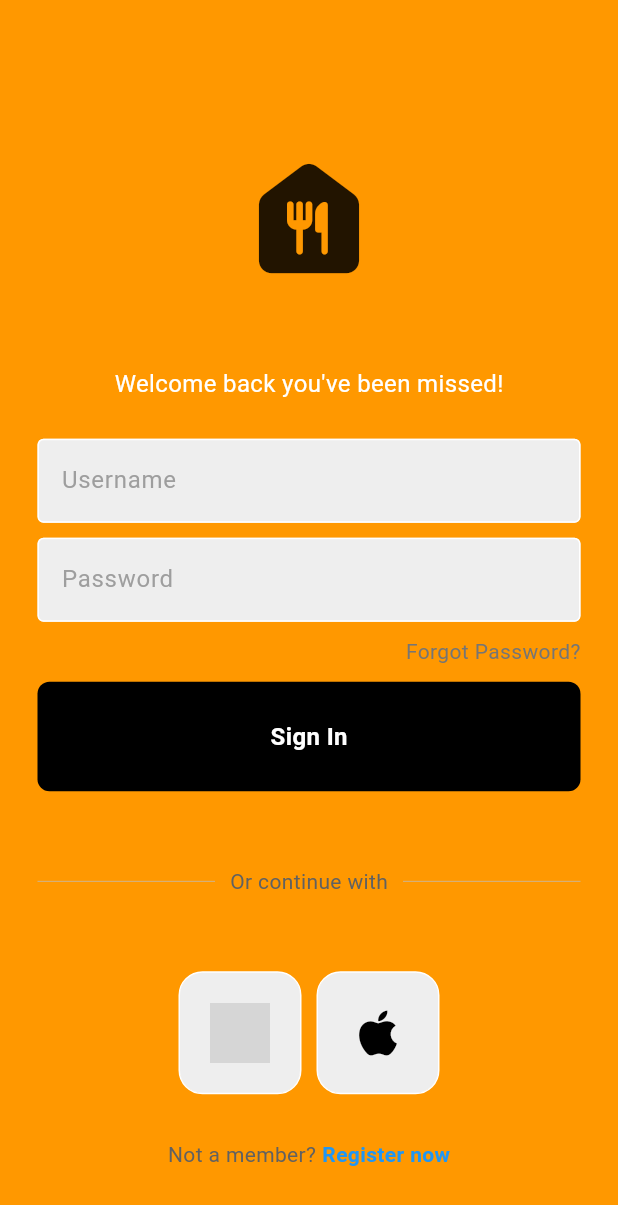
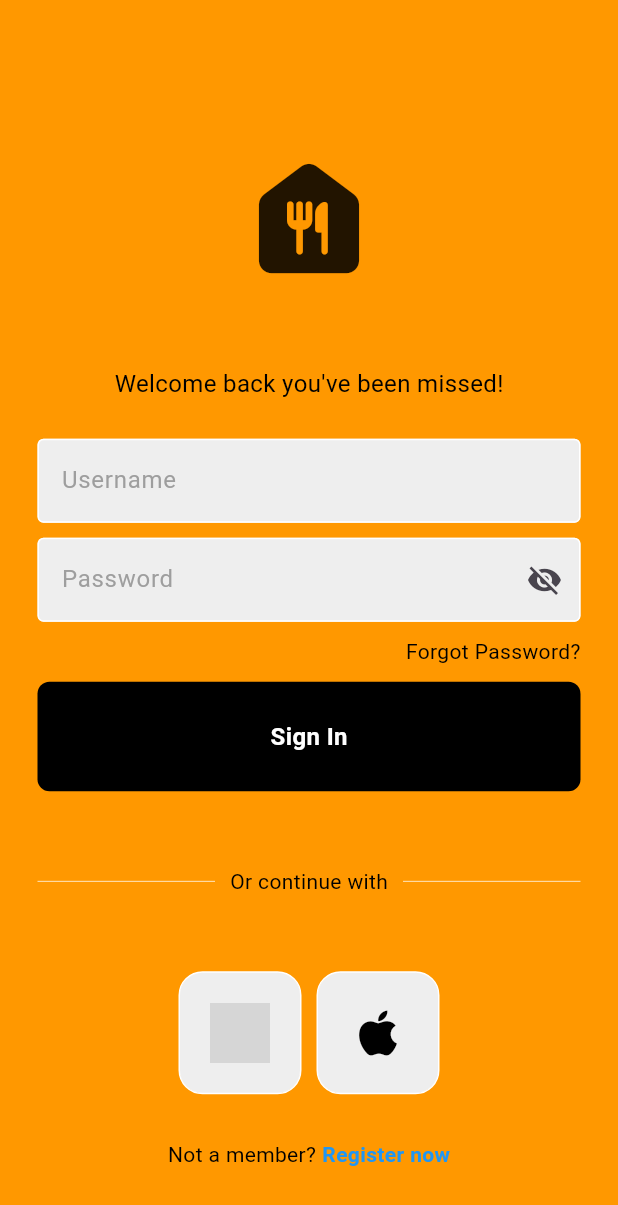
Before and after one commit to hpzynha/auth_project, a Flutter app: the screen it shows after launch, on a phone screen of 412 x 824 dp. Shown: the top 1205 px of the screen. Run offline on Flutter 3.47's test engine with Material 3 defaults, Android fonts, the phone set to English and light mode, and no system bars; our stand-ins replace firebase_auth, firebase_core, google_sign_in; accounts and stored records are empty; network calls fail; grey boxes are pictures that could not be loaded.

Commit message:
add visibility password toggle

```diff
--- a/lib/components/my_textfield.dart
+++ b/lib/components/my_textfield.dart
@@ -1,22 +1,37 @@
 import 'package:flutter/material.dart';
 
-class MyTextField extends StatelessWidget {
+class MyTextField extends StatefulWidget {
   final TextEditingController controller;
   final String hintText;
   final bool obscureText;
-  const MyTextField(
+
+  final bool showVisibilityIcon;
+  MyTextField(
       {super.key,
       required this.controller,
       required this.hintText,
+      required this.showVisibilityIcon,
       required this.obscureText});
+
+  @override
+  State<MyTextField> createState() => _MyTextFieldState();
+}
+
+class _MyTextFieldState extends State<MyTextField> {
+  late bool _obscureText;
+  @override
+  void initState() {
+    super.initState();
+    _obscureText = widget.obscureText;
+  }
 
   @override
   Widget build(BuildContext context) {
     return Padding(
       padding: const EdgeInsets.symmetric(horizontal: 25.0),
       child: TextField(
-        controller: controller,
-        obscureText: obscureText,
+        controller: widget.controller,
+        obscureText: _obscureText,
         decoration: InputDecoration(
             enabledBorder: const OutlineInputBorder(
               borderSide: BorderSide(color: Colors.white),
@@ -26,7 +41,18 @@ class MyTextField extends StatelessWidget {
             ),
             fillColor: Colors.grey.shade200,
             filled: true,
-            hintText: hintText,
+            hintText: widget.hintText,
+            suffixIcon: widget
+                    .showVisibilityIcon //Check if the icon should be shown
+                ? IconButton(
+                    onPressed: () {
+                      setState(() {
+                        _obscureText = !_obscureText;
+                      });
+                    },
+                    icon: Icon(
+                        _obscureText ? Icons.visibility_off : Icons.visibility))
+                : null,
             hintStyle: TextStyle(color: Colors.grey[500])),
       ),
     );
--- a/lib/pages/login_page.dart
+++ b/lib/pages/login_page.dart
@@ -87,7 +87,7 @@ class _LoginPageState extends State<LoginPage> {
                 const Text(
                   'Welcome back you\'ve been missed!',
                   style: TextStyle(
-                    color: Colors.white,
+                    color: Colors.black,
                     fontSize: 16,
                   ),
                 ),
@@ -95,24 +95,26 @@ class _LoginPageState extends State<LoginPage> {
                 MyTextField(
                   controller: emailController,
                   hintText: 'Username',
+                  showVisibilityIcon: false,
                   obscureText: false,
                 ),
                 const SizedBox(height: 10),
                 MyTextField(
                   controller: passwordController,
                   hintText: 'Password',
+                  showVisibilityIcon: true,
                   obscureText: true,
                 ),
                 const SizedBox(height: 10),
-                Padding(
-                  padding: const EdgeInsets.symmetric(horizontal: 25.0),
+                const Padding(
+                  padding: EdgeInsets.symmetric(horizontal: 25.0),
                   child: Row(
                     mainAxisAlignment: MainAxisAlignment.end,
                     children: [
                       Text(
                         'Forgot Password?',
                         style: TextStyle(
-                          color: Colors.grey[600],
+                          color: Colors.black,
                         ),
                       ),
                     ],
@@ -124,29 +126,29 @@ class _LoginPageState extends State<LoginPage> {
                   onTap: signUserIn,
                 ),
                 const SizedBox(height: 50),
-                Padding(
-                  padding: const EdgeInsets.symmetric(horizontal: 25.0),
+                const Padding(
+                  padding: EdgeInsets.symmetric(horizontal: 25.0),
                   child: Row(
                     children: [
                       Expanded(
                         child: Divider(
                           thickness: 0.5,
-                          color: Colors.grey[400],
+                          color: Colors.white,
                         ),
                       ),
                       Padding(
-                        padding: const EdgeInsets.symmetric(horizontal: 10),
+                        padding: EdgeInsets.symmetric(horizontal: 10),
                         child: Text(
                           'Or continue with',
                           style: TextStyle(
-                            color: Colors.grey[700],
+                            color: Colors.black,
                           ),
                         ),
                       ),
                       Expanded(
                         child: Divider(
                           thickness: 0.5,
-                          color: Colors.grey[400],
+                          color: Colors.white,
                         ),
                       ),
                     ],
@@ -178,9 +180,9 @@ class _LoginPageState extends State<LoginPage> {
                 Row(
                   mainAxisAlignment: MainAxisAlignment.center,
                   children: [
-                    Text(
+                    const Text(
                       'Not a member?',
-                      style: TextStyle(color: Colors.grey[700]),
+                      style: TextStyle(color: Colors.black),
                     ),
                     const SizedBox(width: 4),
                     GestureDetector(
--- a/lib/pages/register_page.dart
+++ b/lib/pages/register_page.dart
@@ -99,18 +99,21 @@ class _RegisterPageState extends State<RegisterPage> {
                 MyTextField(
                   controller: emailController,
                   hintText: 'Username',
+                  showVisibilityIcon: false,
                   obscureText: false,
                 ),
                 const SizedBox(height: 10),
                 MyTextField(
                   controller: passwordController,
                   hintText: 'Password',
+                  showVisibilityIcon: true,
                   obscureText: true,
                 ),
                 const SizedBox(height: 10),
                 MyTextField(
                   controller: confirmPasswordController,
                   hintText: 'Comfirm Password',
+                  showVisibilityIcon: true,
                   obscureText: true,
                 ),
                 const SizedBox(height: 10),
--- a/lib/services/auth_service.dart
+++ b/lib/services/auth_service.dart
@@ -22,7 +22,6 @@ class AuthService {
       //finally, lets sign in
       return await FirebaseAuth.instance.signInWithCredential(credential);
     } catch (e) {
-      print("Error signing in with Google: $e");
       return null;
     }
   }
```
